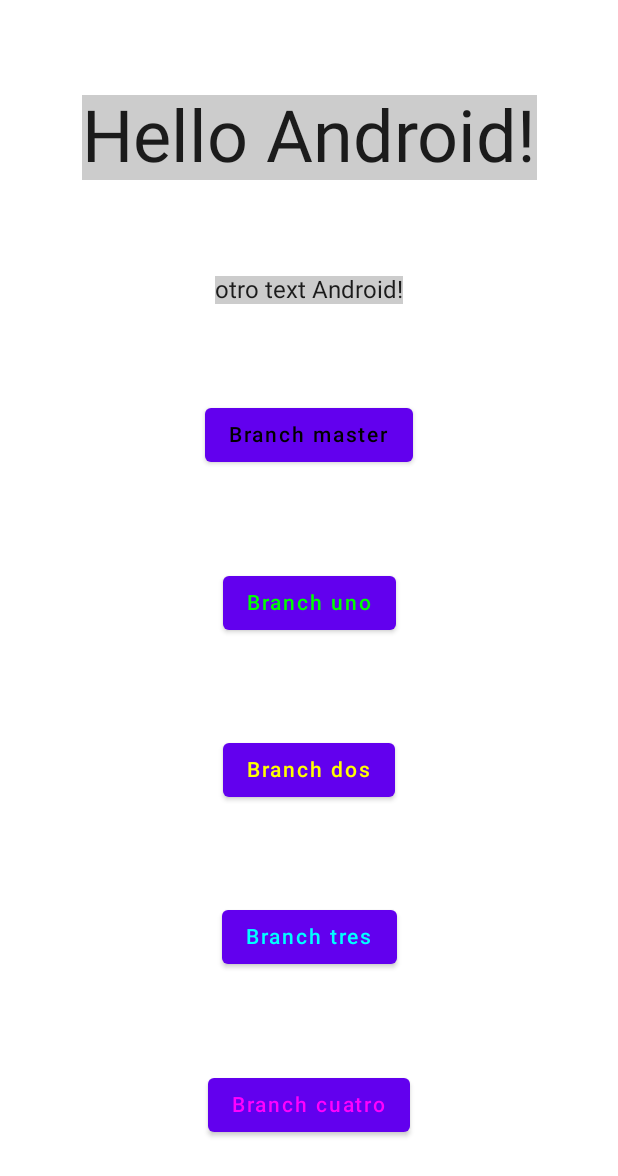
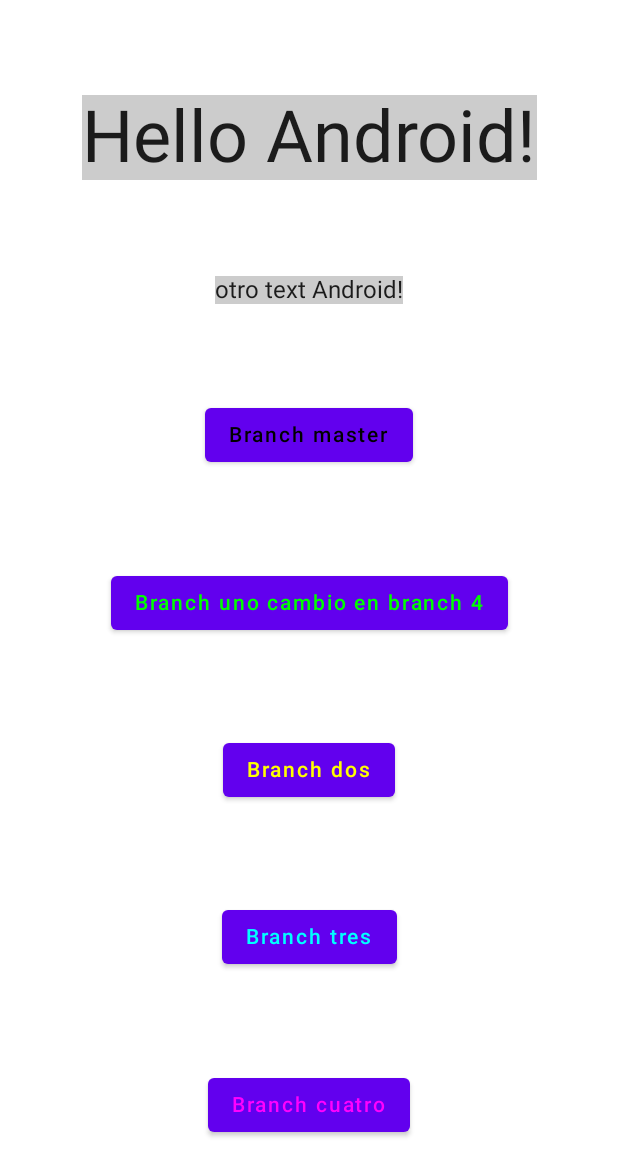
Before and after one commit to camarmadev/GitPruebas, an Android app built with Jetpack Compose: the screen it shows after launch (MainActivity), on a phone screen of 412 x 824 dp. Shown: the top 1176 px of the screen. Run offline under Robolectric (Android 15) with nearby library versions, the phone set to English and light mode, and no system bars.

Commit message:
branch cuatro, cambio el texto del boton uno

```diff
--- a/app/src/main/java/com/javidev/gitpruebasjavikidoandroid/MainActivity.kt
+++ b/app/src/main/java/com/javidev/gitpruebasjavikidoandroid/MainActivity.kt
@@ -52,7 +52,7 @@ fun Greeting(name: String) {
         }
 
         Button(onClick = { /*TODO*/ }) {
-            Text(text = "Branch uno", color = Color.Green)
+            Text(text = "Branch uno cambio en branch 4", color = Color.Green)
         }
 
         Button(onClick = { /*TODO*/ }) {
```
